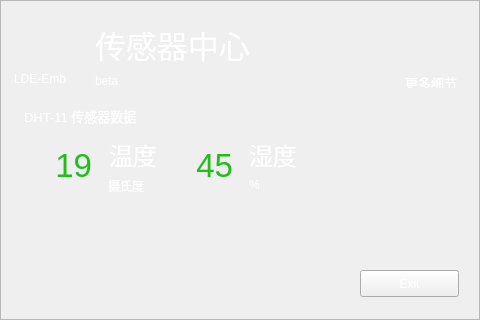
Qt form src/tmmonitor/form.ui (xuzhuoyi/LDE-Embedded) before a commit.
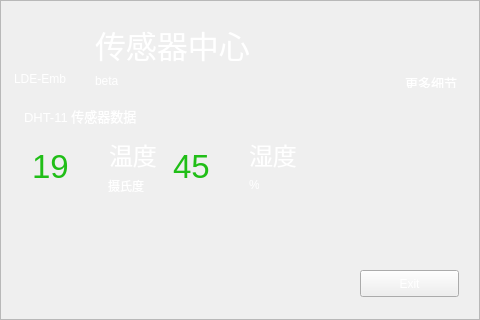
The same form after that commit. Icons and pictures are not drawn.

Diff of the .ui file:
```diff
--- a/src/tmmonitor/form.ui
+++ b/src/tmmonitor/form.ui
@@ -137,7 +137,7 @@
      <string notr="true">color: rgb(32, 190, 23);</string>
     </property>
     <property name="text">
-     <string>&lt;html&gt;&lt;head/&gt;&lt;body&gt;&lt;p align=&quot;right&quot;&gt;19&lt;/p&gt;&lt;/body&gt;&lt;/html&gt;</string>
+     <string>19</string>
     </property>
    </widget>
    <widget class="QLabel" name="label_7">
@@ -194,7 +194,7 @@
      <string notr="true">color: rgb(32, 190, 23);</string>
     </property>
     <property name="text">
-     <string>&lt;html&gt;&lt;head/&gt;&lt;body&gt;&lt;p align=&quot;right&quot;&gt;45&lt;/p&gt;&lt;/body&gt;&lt;/html&gt;</string>
+     <string>45</string>
     </property>
    </widget>
    <widget class="QLabel" name="label_10">
```
Left out of the diff: 2 changed lines with no effect on the pictures.
